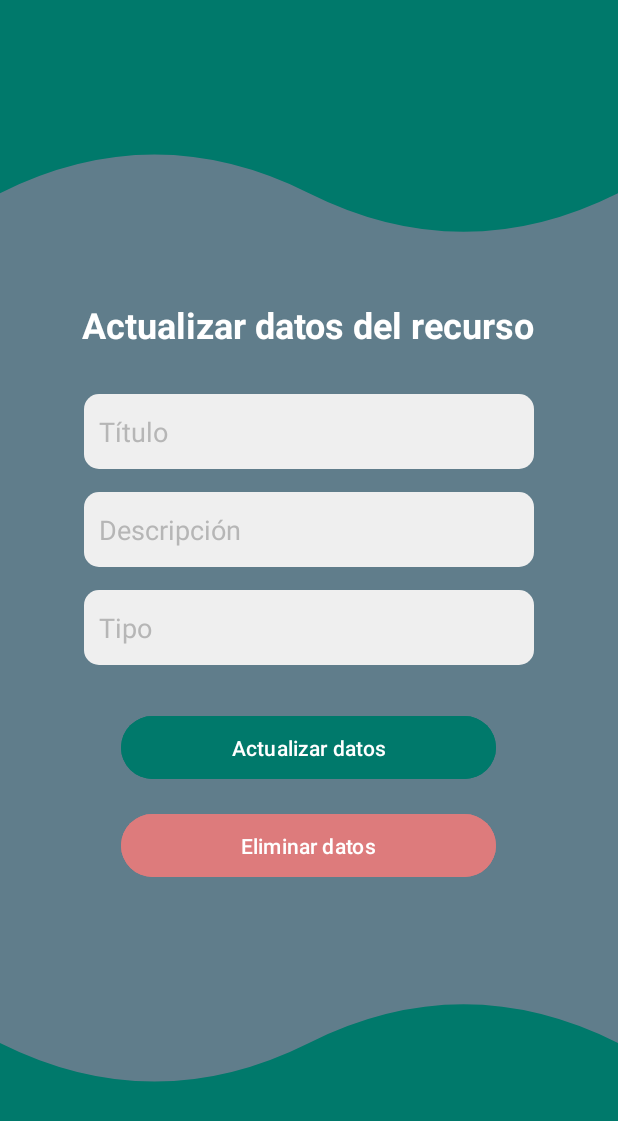
After one commit to MariaTorres0/Desafio3DSM, an Android app: the ActualizarActivity screen opened directly, with no data from a screen before it, on a phone screen of 412 x 824 dp. The commit adds this screen. Shown: the top 1121 px of the screen. Run offline under Robolectric (Android 15) with nearby library versions, the phone set to English and light mode, and no system bars; 1 statement that could not run was skipped.

Commit message:
diseños completos

```diff
--- /dev/null
+++ b/app/src/main/java/com/example/myapplication/ActualizarActivity.kt
@@ -0,0 +1,20 @@
+package com.example.myapplication
+
+import android.os.Bundle
+import androidx.activity.enableEdgeToEdge
+import androidx.appcompat.app.AppCompatActivity
+import androidx.core.view.ViewCompat
+import androidx.core.view.WindowInsetsCompat
+
+class ActualizarActivity : AppCompatActivity() {
+    override fun onCreate(savedInstanceState: Bundle?) {
+        super.onCreate(savedInstanceState)
+        enableEdgeToEdge()
+        setContentView(R.layout.activity_actualizar)
+        ViewCompat.setOnApplyWindowInsetsListener(findViewById(R.id.main)) { v, insets ->
+            val systemBars = insets.getInsets(WindowInsetsCompat.Type.systemBars())
+            v.setPadding(systemBars.left, systemBars.top, systemBars.right, systemBars.bottom)
+            insets
+        }
+    }
+}
--- /dev/null
+++ b/app/src/main/res/drawable/add.xml
@@ -0,0 +1,5 @@
+<vector xmlns:android="http://schemas.android.com/apk/res/android" android:height="30dp" android:tint="#000000" android:viewportHeight="24" android:viewportWidth="24" android:width="30dp">
+
+    <path android:fillColor="@android:color/white" android:pathData="M19,13h-6v6h-2v-6H5v-2h6V5h2v6h6v2z"/>
+
+</vector>
--- /dev/null
+++ b/app/src/main/res/layout/activity_actualizar.xml
@@ -0,0 +1,78 @@
+<?xml version="1.0" encoding="utf-8"?>
+<RelativeLayout xmlns:android="http://schemas.android.com/apk/res/android"
+    android:layout_width="match_parent"
+    android:layout_height="match_parent"
+    android:background="@drawable/waves_background">
+
+    <TextView
+        android:id="@+id/titleRegistroReecurso"
+        android:layout_width="wrap_content"
+        android:layout_height="wrap_content"
+        android:text="Actualizar datos del recurso"
+        android:textColor="@color/textColor"
+        android:textSize="24sp"
+        android:textStyle="bold"
+        android:layout_centerHorizontal="true"
+        android:layout_marginTop="200dp"/>
+
+    <EditText
+        android:id="@+id/inputTitulo"
+        android:layout_width="300dp"
+        android:layout_height="50dp"
+        android:hint="Título"
+        android:background="@drawable/rounded_input"
+        android:padding="10dp"
+        android:textColorHint="@color/gray_medium"
+        android:textColor="@color/black"
+        android:layout_centerHorizontal="true"
+        android:layout_below="@id/titleRegistroReecurso"
+        android:layout_marginTop="30dp"/>
+
+    <EditText
+        android:id="@+id/inputDescripcion"
+        android:layout_width="300dp"
+        android:layout_height="50dp"
+        android:hint="Descripción"
+        android:background="@drawable/rounded_input"
+        android:padding="10dp"
+        android:textColorHint="@color/gray_medium"
+        android:textColor="@color/black"
+        android:layout_centerHorizontal="true"
+        android:layout_below="@id/inputTitulo"
+        android:layout_marginTop="15dp"/>
+
+    <EditText
+        android:id="@+id/inputTipo"
+        android:layout_width="300dp"
+        android:layout_height="50dp"
+        android:hint="Tipo"
+        android:background="@drawable/rounded_input"
+        android:padding="10dp"
+        android:textColorHint="@color/gray_medium"
+        android:textColor="@color/black"
+        android:layout_centerHorizontal="true"
+        android:layout_below="@id/inputDescripcion"
+        android:layout_marginTop="15dp"/>
+
+    <Button
+        android:id="@+id/btnActualizarRecurso"
+        android:layout_width="250dp"
+        android:layout_height="50dp"
+        android:text="Actualizar datos"
+        android:backgroundTint="@color/buttonColor"
+        android:textColor="@color/textColor"
+        android:layout_centerHorizontal="true"
+        android:layout_below="@id/inputTipo"
+        android:layout_marginTop="30dp"/>
+    <Button
+        android:id="@+id/btnEliminarRecurso"
+        android:layout_width="250dp"
+        android:layout_height="50dp"
+        android:text="Eliminar datos"
+        android:backgroundTint="@color/buttonliminar"
+        android:textColor="@color/textColor"
+        android:layout_centerHorizontal="true"
+        android:layout_below="@id/btnActualizarRecurso"
+        android:layout_marginTop="15dp"/>
+
+</RelativeLayout>
```
Also changed, not shown: app/src/main/AndroidManifest.xml (+9 -0 lines), app/src/main/java/com/example/myapplication/ListadoActivity.kt (added, +20 -0 lines), app/src/main/java/com/example/myapplication/RegistrarRecursosActivity.kt (added, +20 -0 lines), app/src/main/res/drawable/waves_background_list.xml (added, +16 -0 lines), app/src/main/res/layout/activity_listado.xml (added, +45 -0 lines), app/src/main/res/layout/activity_registrar_recursos.xml (added, +68 -0 lines), app/src/main/res/layout/item_recurso.xml (added, +46 -0 lines), app/src/main/res/values/colors.xml (+2 -5 lines).
